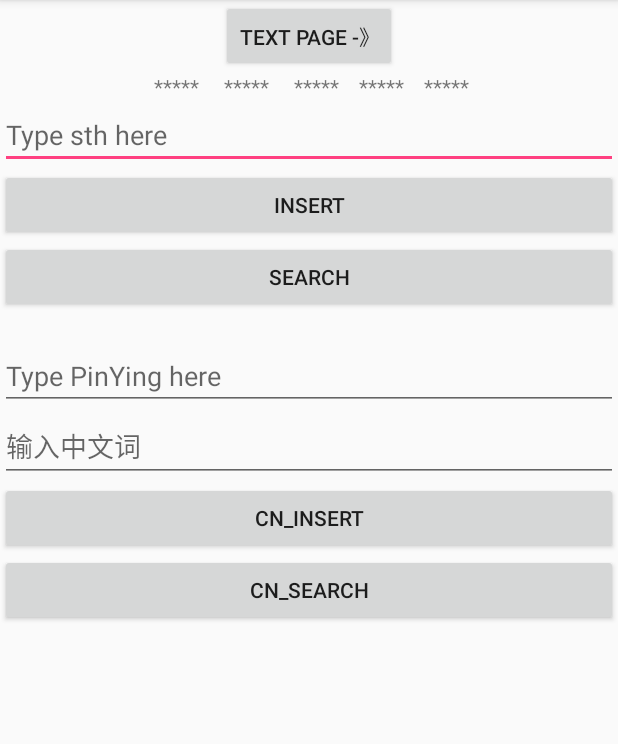
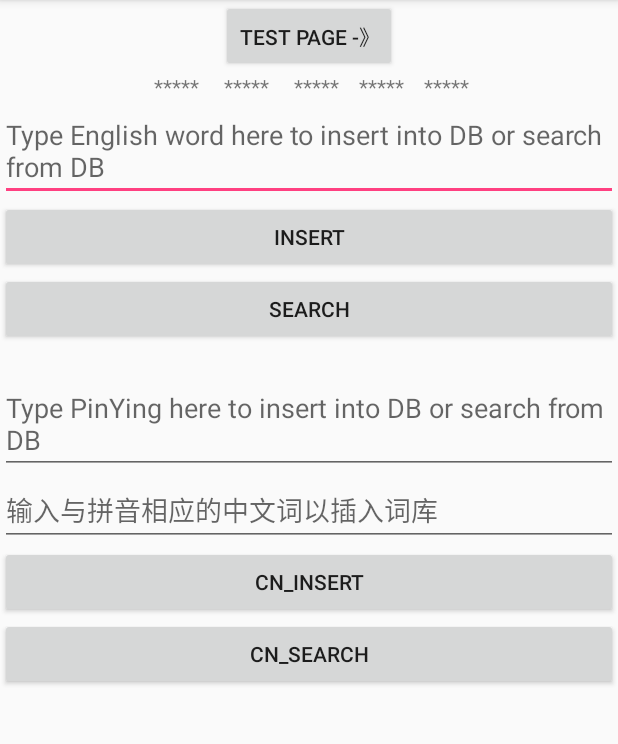
Before and after one commit to terry-hjj/Aime, an Android app: the screen it shows after launch (MainActivity), on a phone screen of 412 x 824 dp, the part 84-828 px from its top. Run offline under Robolectric (Android 15) with nearby library versions, the phone set to English and light mode, and no system bars.

Commit message:
修改: 界面

```diff
--- a/app/src/main/res/layout/activity_main.xml
+++ b/app/src/main/res/layout/activity_main.xml
@@ -9,7 +9,7 @@
         android:layout_width="wrap_content"
         android:layout_height="wrap_content"
         android:layout_gravity="center_horizontal"
-        android:text="TEXT PAGE -》"/>
+        android:text="TEST PAGE -》"/>
 
     <TextView
         android:layout_width="match_parent"
@@ -21,7 +21,7 @@
         android:id="@+id/word"
         android:layout_width="match_parent"
         android:layout_height="wrap_content"
-        android:hint="Type sth here"/>
+        android:hint="Type English word here to insert into DB or search from DB"/>
     <Button
         android:id="@+id/insert"
         android:layout_width="match_parent"
@@ -42,12 +42,12 @@
         android:id="@+id/cn_word"
         android:layout_width="match_parent"
         android:layout_height="wrap_content"
-        android:hint="Type PinYing here"/>
+        android:hint="Type PinYing here to insert into DB or search from DB"/>
     <EditText
         android:id="@+id/cn_zhongwen"
         android:layout_width="match_parent"
         android:layout_height="wrap_content"
-        android:hint="输入中文词"/>
+        android:hint="输入与拼音相应的中文词以插入词库"/>
     <Button
         android:id="@+id/cn_insert"
         android:layout_width="match_parent"
--- a/app/src/main/res/xml/numbers.xml
+++ b/app/src/main/res/xml/numbers.xml
@@ -32,14 +32,14 @@
         <Key android:codes="55" android:keyLabel="7"/>
         <Key android:codes="56" android:keyLabel="8"/>
         <Key android:codes="57" android:keyLabel="9"/>
-        <Key android:codes="-124" android:keyLabel=".*" android:keyEdgeFlags="right"/>
+        <Key android:codes="-124" android:keyLabel=".*=" android:keyEdgeFlags="right"/>
     </Row>
 
     <Row>
         <Key android:codes="45" android:keyLabel="-" android:keyEdgeFlags="left"/>
         <Key android:codes="46" android:keyLabel="."/>
         <Key android:codes="48" android:keyLabel="0"/>
-        <Key android:codes="-125" android:keyLabel="Back"/>
+        <Key android:codes="-125" android:keyLabel="Abc"/>
         <Key android:codes="10" android:keyLabel="Enter" android:keyEdgeFlags="right"/>
     </Row>
 </Keyboard>
--- a/app/src/main/res/xml/qwerty.xml
+++ b/app/src/main/res/xml/qwerty.xml
@@ -60,7 +60,7 @@
             android:keyWidth="10%p"/>
         <Key android:codes="32" android:keyLabel="Space"
             android:keyWidth="30%p" android:isRepeatable="true"/>
-        <Key android:codes="-124" android:keyLabel=".*"
+        <Key android:codes="-124" android:keyLabel=".*="
             android:keyWidth="15%p"/>
         <Key android:codes="10" android:keyLabel="Enter"
             android:keyWidth="20%p" android:keyEdgeFlags="right"/>
--- a/app/src/main/res/xml/symbols.xml
+++ b/app/src/main/res/xml/symbols.xml
@@ -40,7 +40,7 @@
         <Key android:codes="40" android:keyLabel="(" android:keyEdgeFlags="left"/>
         <Key android:codes="41" android:keyLabel=")"/>
         <Key android:codes="38" android:keyLabel="&amp;"/>
-        <Key android:codes="-125" android:keyLabel="Back" android:keyEdgeFlags="right"/>
+        <Key android:codes="-125" android:keyLabel="Abc" android:keyEdgeFlags="right"/>
     </Row>
 
     <Row>
```
